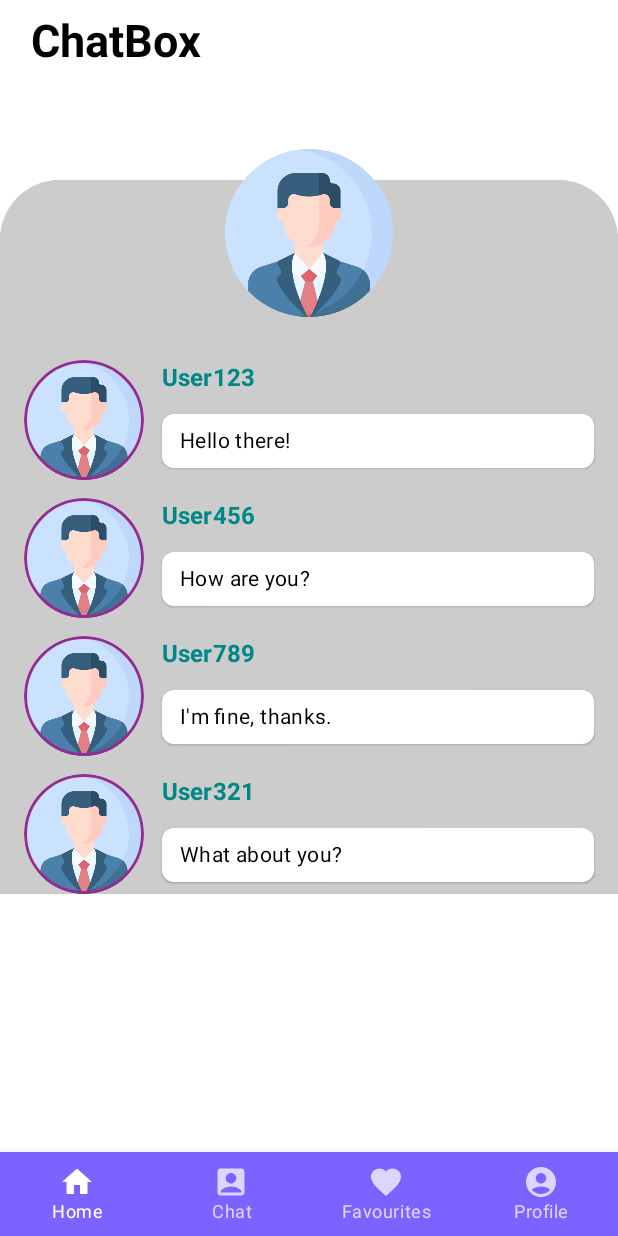
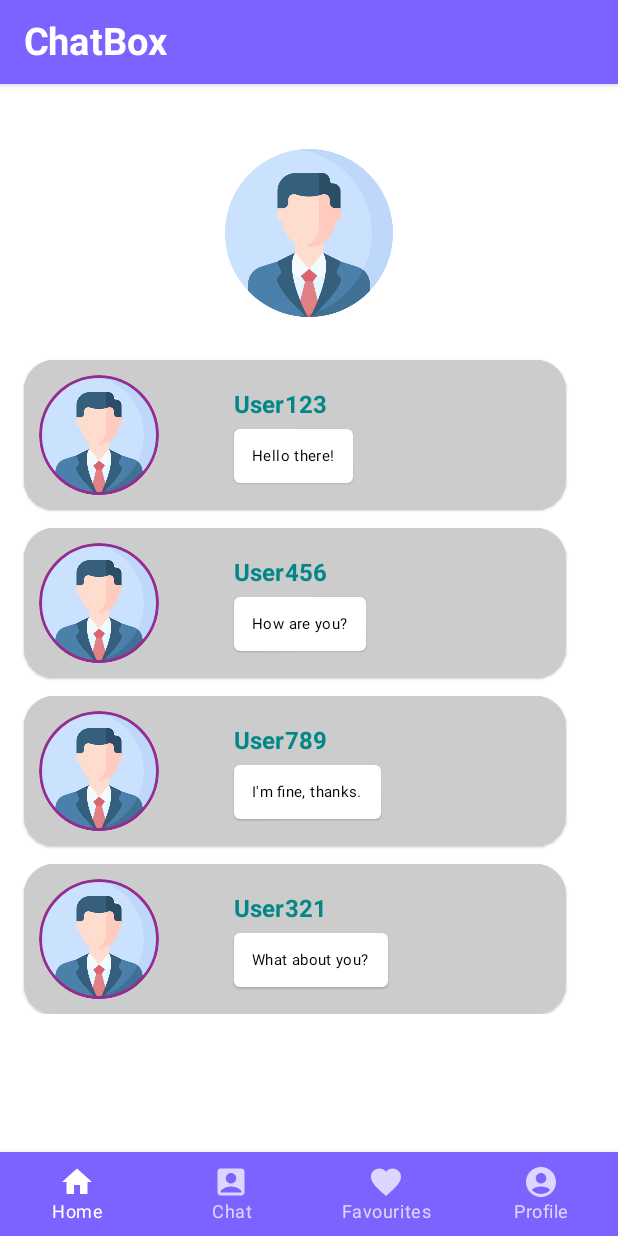
Before and after one commit to Mobile-project-group-9/taskit, an Android app built with Jetpack Compose: the Home screen opened through its navigation route, item 2 of the bottom bar chosen, on a phone screen of 412 x 824 dp. Run offline under Robolectric (Android 15) with nearby library versions, the phone set to English and light mode, and no system bars; our stand-ins replace Firebase (no records; nobody signed in at launch, a user with empty details on screens opened directly).

Commit message:
Chat box

```diff
--- a/app/src/main/java/com/example/taskit/ui/view/chatBox/chatBox.kt
+++ b/app/src/main/java/com/example/taskit/ui/view/chatBox/chatBox.kt
@@ -50,13 +50,14 @@ fun ChatScreen(userName: String, navController: NavHostController) {
             .background(MaterialTheme.colors.background)
     ) {
 
-        Text(
-            modifier = Modifier.padding(top=10.dp, start = 20.dp),
+        TopAppBar(
+            title = { Text(
                 text="ChatBox" ,
-            textAlign = TextAlign.Center,
-            fontSize = 30.sp ,
+                fontSize = 25.sp ,
                 fontWeight= FontWeight.Bold,
-            color = MaterialTheme.colors.onBackground
+                color= Color.White)
+
+            }
         )
             Spacer(modifier = Modifier.height(16.dp))
             ChatBox(navController)
@@ -73,7 +74,7 @@ fun ChatBox(navController: NavHostController) {
             .padding(vertical = 120.dp)
             .fillMaxSize()
             .clip(shape = RoundedCornerShape(topStart = 40.dp, topEnd = 40.dp))
-            .background(Color.LightGray)
+            .background(Color.White)
 
     ) {
         Column(
@@ -81,7 +82,7 @@ fun ChatBox(navController: NavHostController) {
             modifier = Modifier
                 .fillMaxWidth()
                 .clip(shape = RoundedCornerShape(topStart = 20.dp, topEnd = 20.dp))
-                .background(Color.LightGray)
+                .background(Color.White)
                 .padding(top = 120.dp)
                 .padding(horizontal = 16.dp)
         ) {
@@ -112,10 +113,19 @@ fun ProfileImage() {
 
 @Composable
 fun ChatCard(message: Message, navController: NavHostController) {
+    Card(
+        backgroundColor= Color.LightGray,
+        shape= RoundedCornerShape(20.dp),
+        modifier= Modifier
+            .height(100.dp)
+            .fillMaxWidth(0.95f)
+            .clickable {}
+    ) {
         Row(
+            horizontalArrangement = Arrangement.spacedBy(20.dp),
             verticalAlignment = Alignment.CenterVertically,
-        modifier = Modifier
-            .fillMaxWidth()
+            modifier = Modifier.padding(horizontal = 10.dp)
+                .background(Color.LightGray)
                 .clickable {
                     navController.navigate("message")
                 }
@@ -128,7 +138,7 @@ fun ChatCard(message: Message, navController: NavHostController) {
                 painter = painterResource(id = message.photoId),
                 contentDescription = "Profile Image "
             )
-        Spacer(modifier = Modifier.width(12.dp))
+            Spacer(modifier = Modifier.width(10.dp))
             Column(
                 modifier = Modifier.weight(1f)
             ) {
@@ -140,21 +150,16 @@ fun ChatCard(message: Message, navController: NavHostController) {
                     style = MaterialTheme.typography.subtitle2
                 )
                 Spacer(modifier = Modifier.height(4.dp))
-            Surface(
-                shape = RoundedCornerShape(8.dp),
-                elevation = 1.dp,
-                modifier = Modifier
-                    .fillMaxWidth()
-                    .padding(vertical = 8.dp)
-            ) {
+                Surface(shape = MaterialTheme.shapes.medium, elevation = 1.dp) {
                     Text(
                         text = message.text,
-                    fontSize = 14.sp,
+                        fontSize = 10.sp,
                         fontWeight = FontWeight.Normal,
                         color = MaterialTheme.colors.onSurface,
                         style = MaterialTheme.typography.body2,
                         modifier = Modifier.padding(horizontal = 12.dp, vertical = 8.dp)
                     )
+                }
             }
         }
     }
@@ -248,9 +253,12 @@ fun ChatMessagesScreen(
 fun getMessagesForUser(userName: String): List<Message> {
     return listOf(
         Message(userName, "Hi", com.example.taskit.R.drawable.image),
+
         Message("Me", "Hey there!", com.example.taskit.R.drawable.image),
         Message(userName, "How are you?", com.example.taskit.R.drawable.image),
         Message("Me", "I'm good, thanks! How about you?", com.example.taskit.R.drawable.image),
+        Message(userName, "I'm doing well too", com.example.taskit.R.drawable.image),
+        Message("Me", "very good", com.example.taskit.R.drawable.image),
         Message(userName, "I'm doing well too", com.example.taskit.R.drawable.image)
         )
 }
```
Lines whose indentation alone changed are shown as unchanged.
